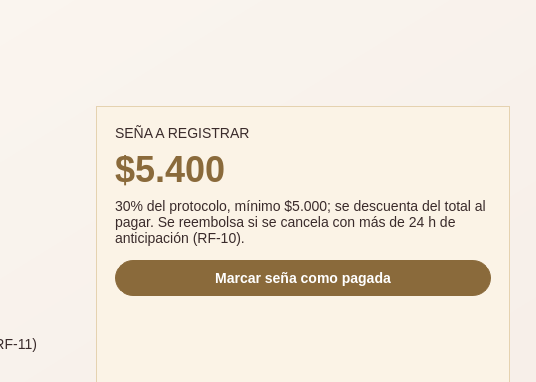
Above: frontend/gestion/ventanagestion.ui from sant1jmnz/Proyect-berea before the change; both pictures show x 584 to 1120 and y 0 to 382 of the 1120 by 700 pixel window. Below: the same form after it.
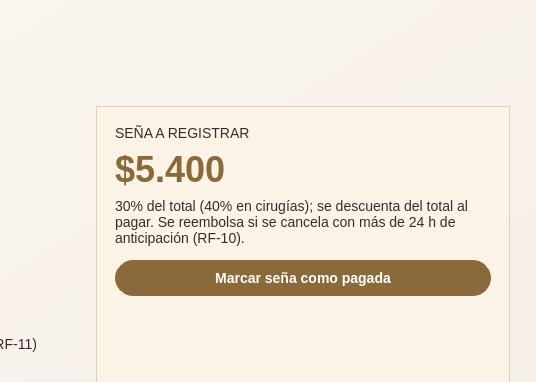
That is the form after the change. The open tabs and pages were chosen to show the change. Icons and pictures are not drawn. Custom widgets are drawn as their Qt base class.

Commit message: Terminal y sitio web hacen lo mismo: protocolos, cupones, tarjetas, cirugías y validaciones

```diff
--- a/frontend/gestion/ventanagestion.ui
+++ b/frontend/gestion/ventanagestion.ui
@@ -2837,7 +2837,7 @@
              <item>
               <widget class="QLabel" name="lblReglaSena">
                <property name="text">
-                <string>30% del protocolo, mínimo $5.000; se descuenta del total al pagar. Se reembolsa si se cancela con más de 24 h de anticipación (RF-10).</string>
+                <string>30% del total (40% en cirugías); se descuenta del total al pagar. Se reembolsa si se cancela con más de 24 h de anticipación (RF-10).</string>
                </property>
                <property name="wordWrap">
                 <bool>true</bool>
```
The commit also changes 21 other files.
